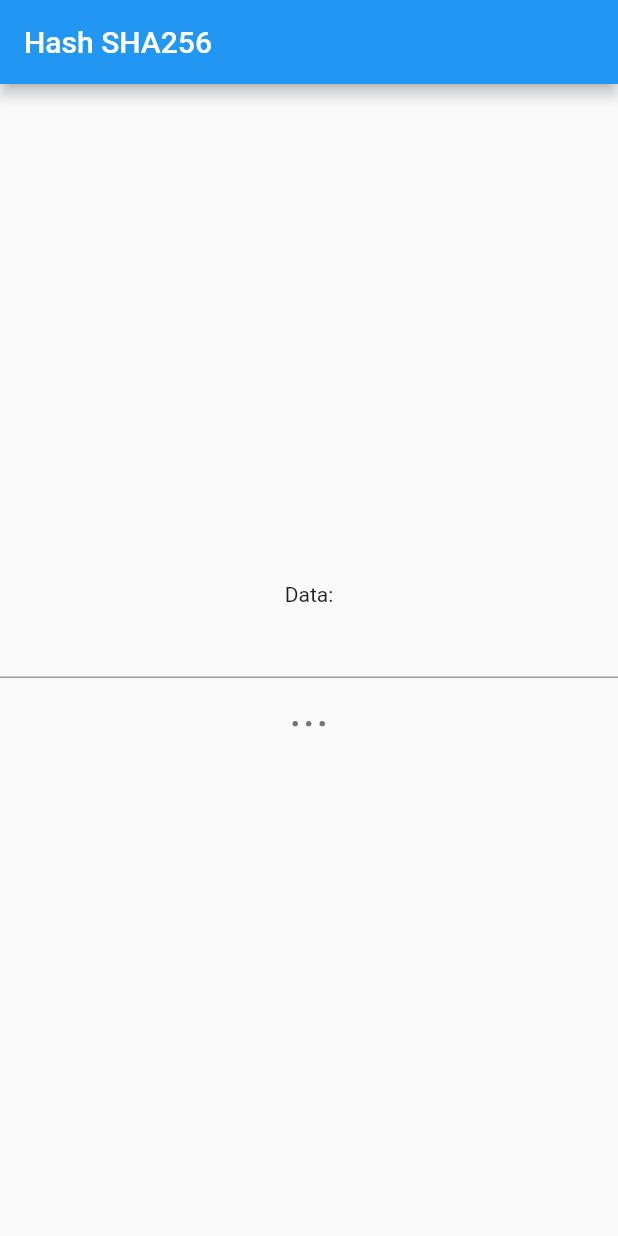
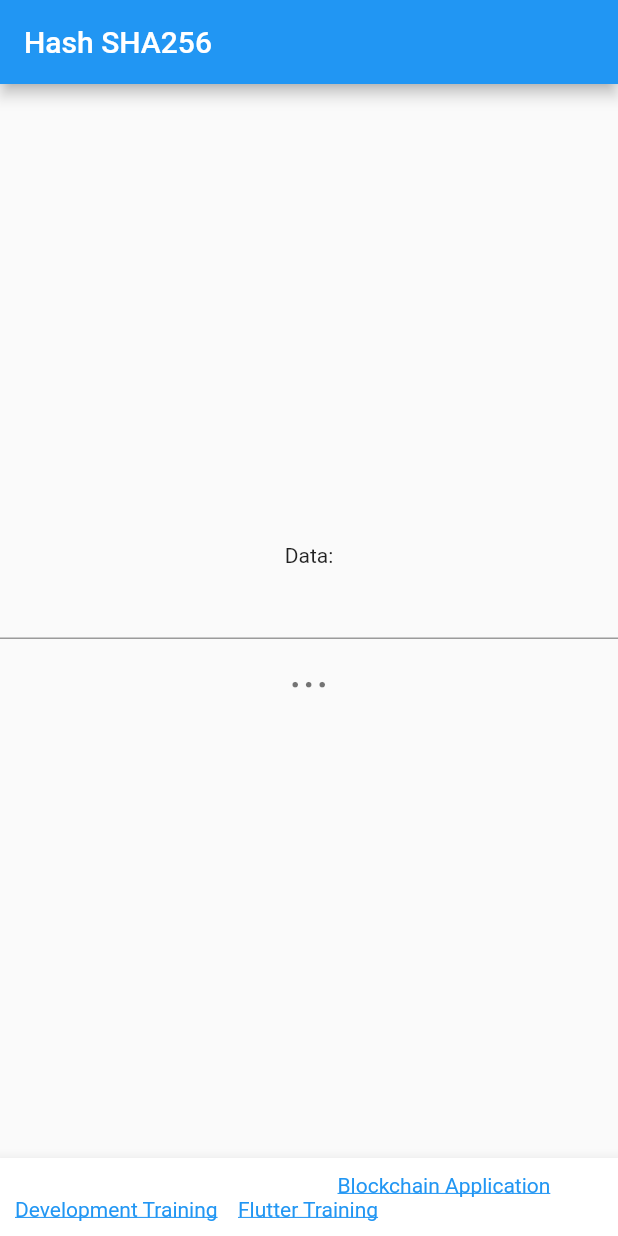
Before and after one commit to teerasej/hash_sha256, a Flutter app: the screen it shows after launch, on a phone screen of 412 x 824 dp. Run offline on Flutter 3.47's test engine with Material 2 defaults, Android fonts, the phone set to English and light mode, and no system bars.

Commit message:
add link to courses

```diff
--- a/lib/main.dart
+++ b/lib/main.dart
@@ -1,7 +1,9 @@
 import 'dart:convert';
 
 import 'package:crypto/crypto.dart';
+import 'package:flutter/gestures.dart';
 import 'package:flutter/material.dart';
+import 'package:url_launcher/url_launcher.dart';
 
 void main() {
   runApp(const MyApp());
@@ -66,6 +68,55 @@ class _MyHomePageState extends State<MyHomePage> {
           ),
         ),
       ),
+      bottomNavigationBar: BottomAppBar(
+        child: Padding(
+          padding: const EdgeInsets.all(10),
+          child: RichText(
+            text: TextSpan(
+              children: [
+                const TextSpan(
+                  text: 'Nextflow.in.th - click for more: ',
+                ),
+                TextSpan(
+                  style: const TextStyle(
+                    decoration: TextDecoration.underline,
+                    color: Colors.blue,
+                  ),
+                  recognizer: TapGestureRecognizer()
+                    ..onTap = () => {
+                          launchUrl(
+                            Uri.https(
+                              'nextflow.in.th',
+                              '/blockchain-for-developer-training-workshop',
+                            ),
+                          )
+                        },
+                  text: 'Blockchain Application Development Training',
+                ),
+                TextSpan(
+                  text: ' | ',
+                ),
+                TextSpan(
+                  style: TextStyle(
+                    decoration: TextDecoration.underline,
+                    color: Colors.blue,
+                  ),
+                  recognizer: TapGestureRecognizer()
+                    ..onTap = () => {
+                          launchUrl(
+                            Uri.https(
+                              'nextflow.in.th',
+                              'course/google-flutter-for-web-dev',
+                            ),
+                          )
+                        },
+                  text: 'Flutter Training',
+                )
+              ],
+            ),
+          ),
+        ),
+      ),
     );
   }
 }
--- a/pubspec.yaml
+++ b/pubspec.yaml
@@ -35,6 +35,7 @@ dependencies:
   # Use with the CupertinoIcons class for iOS style icons.
   cupertino_icons: ^1.0.2
   crypto: ^3.0.2
+  url_launcher: ^6.1.0
 
 dev_dependencies:
   flutter_test:
```
Also changed, not shown: pubspec.lock, 5 other files.
